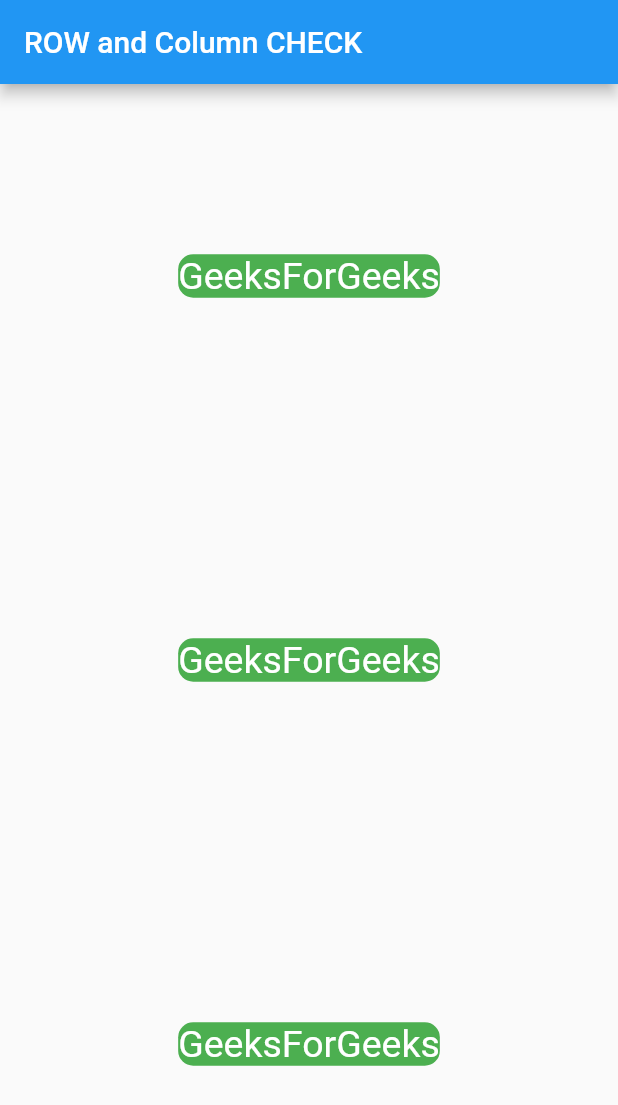
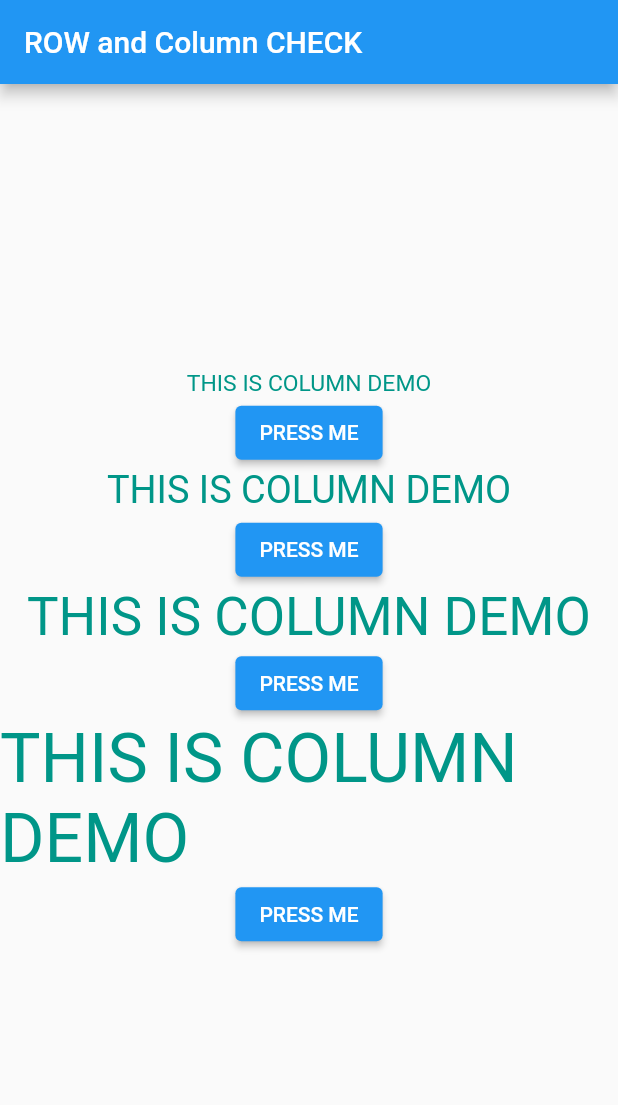
Before and after one commit to Samundar9525/FlutterProj, a Flutter app: the screen it shows after launch, on a phone screen of 412 x 824 dp. Shown: the top 1105 px of the screen. Run offline on Flutter 3.47's test engine with Material 2 defaults, Android fonts, the phone set to English and light mode, and no system bars.

Commit message:
column demo

```diff
--- a/lib/row_col.dart
+++ b/lib/row_col.dart
@@ -6,31 +6,22 @@ class myapp2 extends StatelessWidget{
     return Scaffold(
       appBar: AppBar(title:Text("ROW and Column CHECK")),
       body: Center(
-        child:  Column(
-            mainAxisAlignment: MainAxisAlignment.spaceAround,
-            children:<Widget>[
-              Container(
-                decoration:BoxDecoration(
-                    borderRadius:BorderRadius.circular(10),
-                    color:Colors.green
-                ),
-                child: Text("GeeksForGeeks",style: TextStyle(color:Colors.white,fontSize:25),),
-              ),
-              Container(
-                decoration:BoxDecoration(
-                    borderRadius:BorderRadius.circular(10),
-                    color:Colors.green
-                ),
-                child: Text("GeeksForGeeks",style: TextStyle(color:Colors.white,fontSize:25),),
-              ),
-              Container(
-                decoration:BoxDecoration(
-                    borderRadius:BorderRadius.circular(10),
-                    color:Colors.green
-                ),
-                child: Text("GeeksForGeeks",style: TextStyle(color:Colors.white,fontSize:25),),
-              )
-            ]
+        child: Column(
+          mainAxisAlignment: MainAxisAlignment.center,
+          children: <Widget>[
+            Text("THIS IS COLUMN DEMO",style: TextStyle(fontSize: 15.30,  color: Colors.teal,),),
+            ElevatedButton(onPressed: (){}, child:Text("PRESS ME")),
+
+            Text("THIS IS COLUMN DEMO",style: TextStyle(fontSize: 25.30,  color: Colors.teal,),),
+            ElevatedButton(onPressed: (){}, child:Text("PRESS ME")),
+
+            Text("THIS IS COLUMN DEMO",style: TextStyle(fontSize: 35.30,  color: Colors.teal,),),
+            ElevatedButton(onPressed: (){}, child:Text("PRESS ME")),
+
+
+            Text("THIS IS COLUMN DEMO",style: TextStyle(fontSize: 45.30,  color: Colors.teal,),),
+            ElevatedButton(onPressed: (){}, child:Text("PRESS ME")),
+          ],
         ),
       )
     );
```
